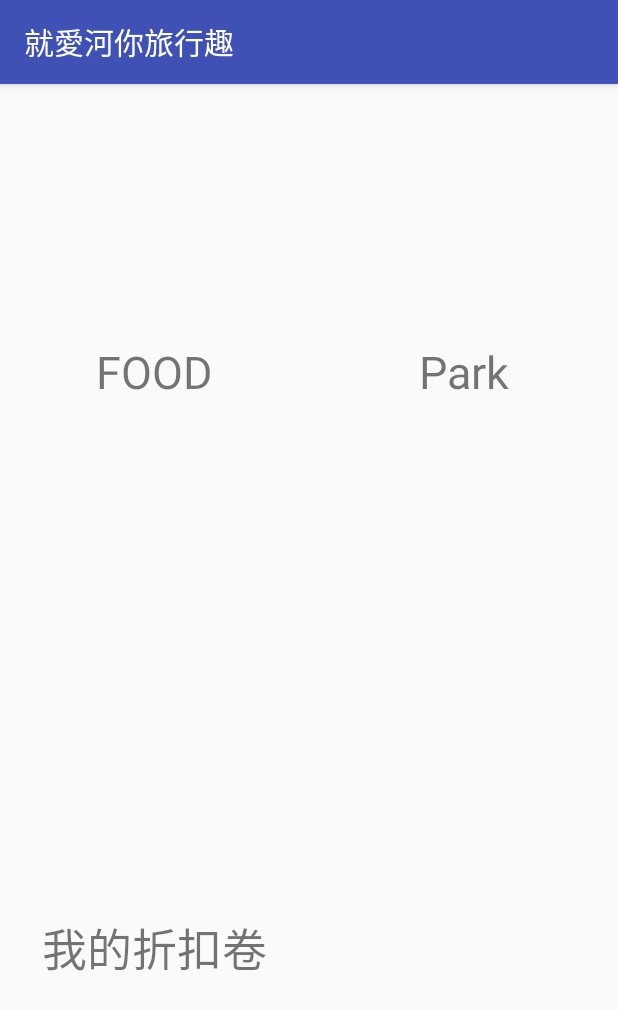
After one commit to pan780919/Loveyouforyourtravel, an Android app: the MemberLoveActivity screen opened directly, with no data from a screen before it, on a phone screen of 412 x 824 dp. The commit adds this screen. Shown: the top 1010 px of the screen. Run offline under Robolectric (Android 15) with nearby library versions, the phone set to English and light mode, and no system bars.

Commit message:
列表選擇頁面 實作 可選擇 並顯示列表

```diff
--- a/app/src/main/AndroidManifest.xml
+++ b/app/src/main/AndroidManifest.xml
@@ -77,11 +77,12 @@
             android:name=".MapPlaceDetailActivity"
             android:label="@string/title_activity_map_place_detail"
             android:theme="@style/AppTheme.NoActionBar" />
-        <activity android:name=".Data.FavoriteListActivity"></activity>
+        <activity android:name=".Data.FavoriteListActivity" />
         <activity
             android:name=".MemberLoveListViewActivity"
             android:label="@string/title_activity_map_place_detail"
             android:theme="@style/AppTheme.NoActionBar" />
+        <activity android:name=".MemberLoveActivity"></activity>
     </application>
 
 </manifest>
--- a/app/src/main/java/com/jackpan/specialstudy/oveyouforyourtravel/HomePageActivity.kt
+++ b/app/src/main/java/com/jackpan/specialstudy/oveyouforyourtravel/HomePageActivity.kt
@@ -162,7 +162,7 @@ class HomePageActivity : AppCompatActivity(), MfirebaeCallback{
         mLoveLayout.setOnClickListener {
             if(!checkLoginState()) return@setOnClickListener
             var intent = Intent()
-            intent.setClass(this, MemberLoveListViewActivity::class.java)
+            intent.setClass(this, MemberLoveActivity::class.java)
             startActivity(intent)
 
 
--- /dev/null
+++ b/app/src/main/java/com/jackpan/specialstudy/oveyouforyourtravel/MemberLoveActivity.kt
@@ -0,0 +1,42 @@
+package com.jackpan.specialstudy.oveyouforyourtravel
+
+import android.content.Intent
+import android.support.v7.app.AppCompatActivity
+import android.os.Bundle
+import android.widget.TextView
+import com.jackpan.specialstudy.oveyouforyourtravel.Data.CollectionData
+import com.jackpan.specialstudy.oveyouforyourtravel.Data.TypeListViewActivity
+
+class MemberLoveActivity : AppCompatActivity() {
+    lateinit var mFoodText :TextView
+    lateinit var mParkText :TextView
+    lateinit var mFreeText :TextView
+
+    override fun onCreate(savedInstanceState: Bundle?) {
+        super.onCreate(savedInstanceState)
+        setContentView(R.layout.activity_member_love)
+        mFoodText = findViewById(R.id.foodtext)
+        mParkText = findViewById(R.id.parktext)
+        mFreeText = findViewById(R.id.freetexttext)
+
+        mFoodText.setOnClickListener {
+            var intent = Intent()
+            var mBundle = Bundle()
+            mBundle.putString("url",CollectionData.KEY_URL_FOOD)
+            intent.putExtras(mBundle)
+            intent.setClass(this, MemberLoveListViewActivity::class.java)
+            startActivity(intent)
+
+
+        }
+
+        mParkText.setOnClickListener {
+
+
+        }
+
+        mFreeText.setOnClickListener {
+
+        }
+    }
+}
--- a/app/src/main/java/com/jackpan/specialstudy/oveyouforyourtravel/MemberLoveListViewActivity.kt
+++ b/app/src/main/java/com/jackpan/specialstudy/oveyouforyourtravel/MemberLoveListViewActivity.kt
@@ -73,11 +73,7 @@ class MemberLoveListViewActivity : AppCompatActivity(), GoogleMapAPISerive.GetRe
 
     override fun getDetailData(googleMapPlaceDetailsData: GoogleMapPlaceDetailsData?) {
 
-        mProgressDialog = ProgressDialog(this)
-        mProgressDialog.setTitle("讀取中")
-        mProgressDialog.setMessage("請稍候")
-        mProgressDialog.setCancelable(false)
-        mProgressDialog.show()
+
         if (googleMapPlaceDetailsData != null) {
 
 
@@ -114,8 +110,16 @@ class MemberLoveListViewActivity : AppCompatActivity(), GoogleMapAPISerive.GetRe
         super.onCreate(savedInstanceState)
         setContentView(R.layout.activity_restaurant_list_view)
         mFirebselibClass = MfiebaselibsClass(this, this@MemberLoveListViewActivity)
+        mProgressDialog = ProgressDialog(this)
+        mProgressDialog.setTitle("讀取中")
+        mProgressDialog.setMessage("請稍候")
+        mProgressDialog.setCancelable(false)
+        mProgressDialog.show()
+        if(!getUrl().equals("")){
+            mFirebselibClass.getFirebaseDatabase( getUrl() + "/" + MySharedPrefernces.getIsToken(this), MySharedPrefernces.getIsToken(this))
 
-        mFirebselibClass.getFirebaseDatabase(CollectionData.KEY_URL_FOOD + "/" + MySharedPrefernces.getIsToken(this), MySharedPrefernces.getIsToken(this))
+        }
+
 
         mPullToRefreshListView = findViewById(R.id.pull_to_refresh_list_view)
 
@@ -139,6 +143,12 @@ class MemberLoveListViewActivity : AppCompatActivity(), GoogleMapAPISerive.GetRe
 
 
 
+    }
+    fun getUrl():String{
+        var mString: String = ""
+        var bundle: Bundle = intent.extras
+        mString = bundle.getString("url")
+        return  mString
     }
 
     override fun onResume() {
--- /dev/null
+++ b/app/src/main/res/layout/activity_member_love.xml
@@ -0,0 +1,92 @@
+<?xml version="1.0" encoding="utf-8"?>
+<android.support.constraint.ConstraintLayout xmlns:android="http://schemas.android.com/apk/res/android"
+    xmlns:app="http://schemas.android.com/apk/res-auto"
+    xmlns:tools="http://schemas.android.com/tools"
+    android:layout_width="match_parent"
+    android:layout_height="match_parent"
+    tools:context="com.jackpan.specialstudy.oveyouforyourtravel.MemberLoveActivity">
+    <LinearLayout
+        android:layout_width="match_parent"
+        android:layout_height="match_parent"
+        android:orientation="vertical"
+        >
+        <LinearLayout
+            android:layout_width="match_parent"
+            android:layout_height="match_parent"
+            android:orientation="horizontal"
+            android:layout_weight="1"
+            >
+            <RelativeLayout
+                android:layout_width="match_parent"
+                android:layout_height="match_parent"
+                android:orientation="vertical"
+                android:layout_weight="1"
+                >
+                <TextView
+                    android:id="@+id/foodtext"
+                    android:gravity="center"
+                    android:layout_centerInParent="true"
+                    android:text="FOOD"
+                    android:layout_width="match_parent"
+                    android:layout_height="wrap_content"
+                    android:textSize="30dp"
+                    ></TextView>
+
+            </RelativeLayout>
+            <RelativeLayout
+                android:layout_width="match_parent"
+                android:layout_height="match_parent"
+                android:orientation="vertical"
+                android:layout_weight="1"
+                >
+                <TextView
+                    android:id="@+id/parktext"
+                    android:gravity="center"
+                    android:layout_centerInParent="true"
+                    android:text="Park"
+                    android:layout_width="match_parent"
+                    android:layout_height="wrap_content"
+                    android:textSize="30dp"
+                    ></TextView>
+
+            </RelativeLayout>
+        </LinearLayout>
+        <LinearLayout
+            android:layout_width="match_parent"
+            android:layout_height="match_parent"
+            android:orientation="horizontal"
+            android:layout_weight="1"
+            >
+
+            <RelativeLayout
+                android:layout_width="match_parent"
+                android:layout_height="match_parent"
+                android:orientation="vertical"
+                android:layout_weight="1"
+                >
+
+                <TextView
+                    android:id="@+id/freetexttext"
+                    android:gravity="center"
+                    android:layout_centerInParent="true"
+                    android:text="我的折扣卷"
+                    android:layout_width="match_parent"
+                    android:layout_height="wrap_content"
+                    android:textSize="30dp"
+                    ></TextView>
+            </RelativeLayout>
+            <LinearLayout
+                android:layout_width="match_parent"
+                android:layout_height="match_parent"
+                android:orientation="vertical"
+                android:layout_weight="1"
+                >
+
+
+            </LinearLayout>
+        </LinearLayout>
+
+    </LinearLayout>
+
+
+</android.support.constraint.ConstraintLayout>
```
